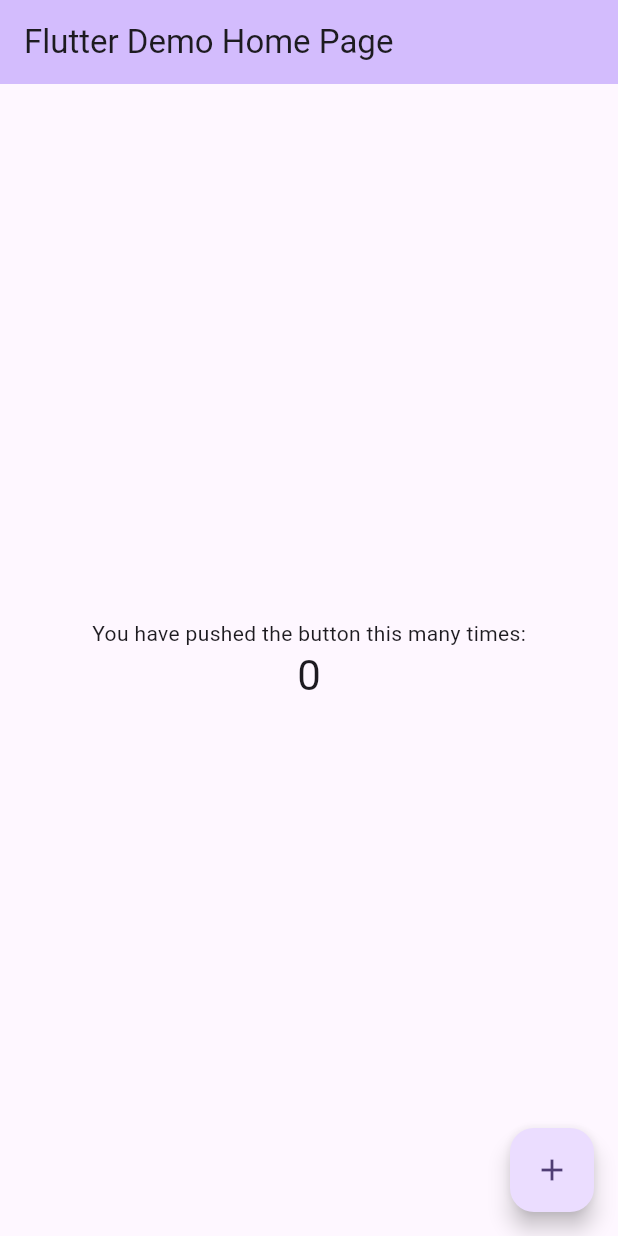
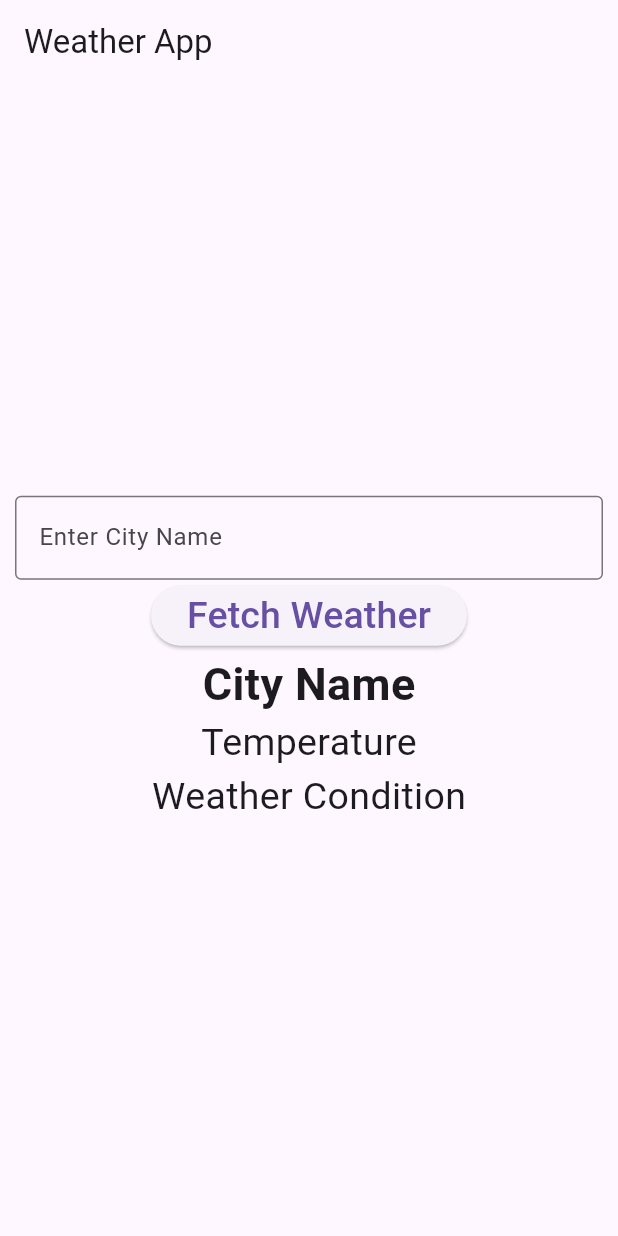
Before and after one commit to husainarib/weather_info_app, a Flutter app: the screen it shows after launch, on a phone screen of 412 x 824 dp. Run offline on Flutter 3.47's test engine with Material 3 defaults, Android fonts, the phone set to English and light mode, and no system bars.

Commit message:
Basic UI with input field and button

```diff
--- a/lib/main.dart
+++ b/lib/main.dart
@@ -1,125 +1,77 @@
 import 'package:flutter/material.dart';
 
 void main() {
-  runApp(const MyApp());
+  runApp(WeatherApp());
 }
 
-class MyApp extends StatelessWidget {
-  const MyApp({super.key});
-
-  // This widget is the root of your application.
+class WeatherApp extends StatelessWidget {
   @override
   Widget build(BuildContext context) {
     return MaterialApp(
-      title: 'Flutter Demo',
+      title: 'Weather App',
       theme: ThemeData(
-        // This is the theme of your application.
-        //
-        // TRY THIS: Try running your application with "flutter run". You'll see
-        // the application has a purple toolbar. Then, without quitting the app,
-        // try changing the seedColor in the colorScheme below to Colors.green
-        // and then invoke "hot reload" (save your changes or press the "hot
-        // reload" button in a Flutter-supported IDE, or press "r" if you used
-        // the command line to start the app).
-        //
-        // Notice that the counter didn't reset back to zero; the application
-        // state is not lost during the reload. To reset the state, use hot
-        // restart instead.
-        //
-        // This works for code too, not just values: Most code changes can be
-        // tested with just a hot reload.
-        colorScheme: ColorScheme.fromSeed(seedColor: Colors.deepPurple),
-        useMaterial3: true,
+        primarySwatch: Colors.blue,
       ),
-      home: const MyHomePage(title: 'Flutter Demo Home Page'),
+      home: WeatherHomePage(),
     );
   }
 }
 
-class MyHomePage extends StatefulWidget {
-  const MyHomePage({super.key, required this.title});
-
-  // This widget is the home page of your application. It is stateful, meaning
-  // that it has a State object (defined below) that contains fields that affect
-  // how it looks.
-
-  // This class is the configuration for the state. It holds the values (in this
-  // case the title) provided by the parent (in this case the App widget) and
-  // used by the build method of the State. Fields in a Widget subclass are
-  // always marked "final".
-
-  final String title;
-
+class WeatherHomePage extends StatefulWidget {
   @override
-  State<MyHomePage> createState() => _MyHomePageState();
+  _WeatherHomePageState createState() => _WeatherHomePageState();
 }
 
-class _MyHomePageState extends State<MyHomePage> {
-  int _counter = 0;
+class _WeatherHomePageState extends State<WeatherHomePage> {
+  final TextEditingController _enterCity = TextEditingController();
+  String cityName = 'City Name';
+  String temperature = 'Temperature';
+  String weatherCondition = 'Weather Condition';
 
-  void _incrementCounter() {
-    setState(() {
-      // This call to setState tells the Flutter framework that something has
-      // changed in this State, which causes it to rerun the build method below
-      // so that the display can reflect the updated values. If we changed
-      // _counter without calling setState(), then the build method would not be
-      // called again, and so nothing would appear to happen.
-      _counter++;
-    });
+  void _fetchWeather() {
+    //implement method
   }
 
   @override
   Widget build(BuildContext context) {
-    // This method is rerun every time setState is called, for instance as done
-    // by the _incrementCounter method above.
-    //
-    // The Flutter framework has been optimized to make rerunning build methods
-    // fast, so that you can just rebuild anything that needs updating rather
-    // than having to individually change instances of widgets.
     return Scaffold(
       appBar: AppBar(
-        // TRY THIS: Try changing the color here to a specific color (to
-        // Colors.amber, perhaps?) and trigger a hot reload to see the AppBar
-        // change color while the other colors stay the same.
-        backgroundColor: Theme.of(context).colorScheme.inversePrimary,
-        // Here we take the value from the MyHomePage object that was created by
-        // the App.build method, and use it to set our appbar title.
-        title: Text(widget.title),
+        title: Text('Weather App'),
       ),
-      body: Center(
-        // Center is a layout widget. It takes a single child and positions it
-        // in the middle of the parent.
+      body: Padding(
+        padding: const EdgeInsets.all(10),
         child: Column(
-          // Column is also a layout widget. It takes a list of children and
-          // arranges them vertically. By default, it sizes itself to fit its
-          // children horizontally, and tries to be as tall as its parent.
-          //
-          // Column has various properties to control how it sizes itself and
-          // how it positions its children. Here we use mainAxisAlignment to
-          // center the children vertically; the main axis here is the vertical
-          // axis because Columns are vertical (the cross axis would be
-          // horizontal).
-          //
-          // TRY THIS: Invoke "debug painting" (choose the "Toggle Debug Paint"
-          // action in the IDE, or press "p" in the console), to see the
-          // wireframe for each widget.
           mainAxisAlignment: MainAxisAlignment.center,
-          children: <Widget>[
-            const Text(
-              'You have pushed the button this many times:',
+          children: [
+            TextField(
+              controller: _enterCity,
+              decoration: InputDecoration(
+                labelText: 'Enter City Name',
+                border: OutlineInputBorder(),
+              ),
+            ),
+            ElevatedButton(
+              onPressed: _fetchWeather,
+              child: Text(
+                'Fetch Weather',
+                style: TextStyle(fontSize: 25),
+              ),
             ),
             Text(
-              '$_counter',
-              style: Theme.of(context).textTheme.headlineMedium,
+              cityName,
+              style: TextStyle(fontSize: 30, fontWeight: FontWeight.bold),
+            ),
+            Text(
+              temperature,
+              style: TextStyle(fontSize: 25),
+            ),
+            Text(
+              weatherCondition,
+              style: TextStyle(fontSize: 25),
             ),
           ],
         ),
       ),
-      floatingActionButton: FloatingActionButton(
-        onPressed: _incrementCounter,
-        tooltip: 'Increment',
-        child: const Icon(Icons.add),
-      ), // This trailing comma makes auto-formatting nicer for build methods.
     );
   }
 }
```
